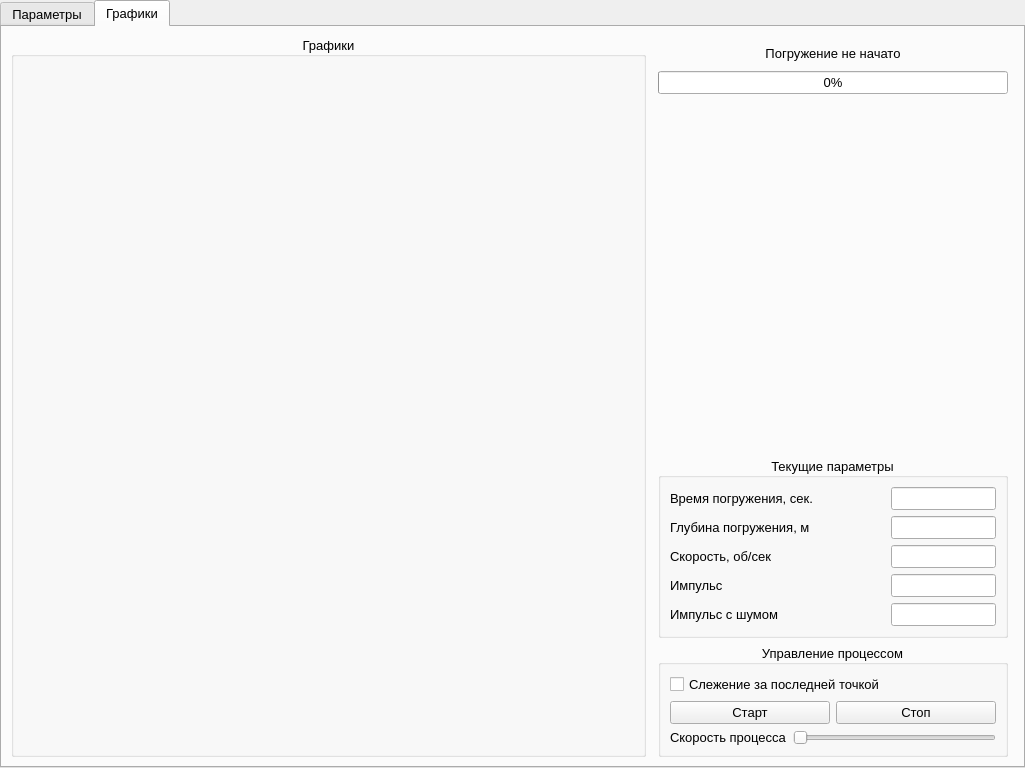
Old version of the form mainwindow.ui in the repository DvaMishkiLapa/xolm3.
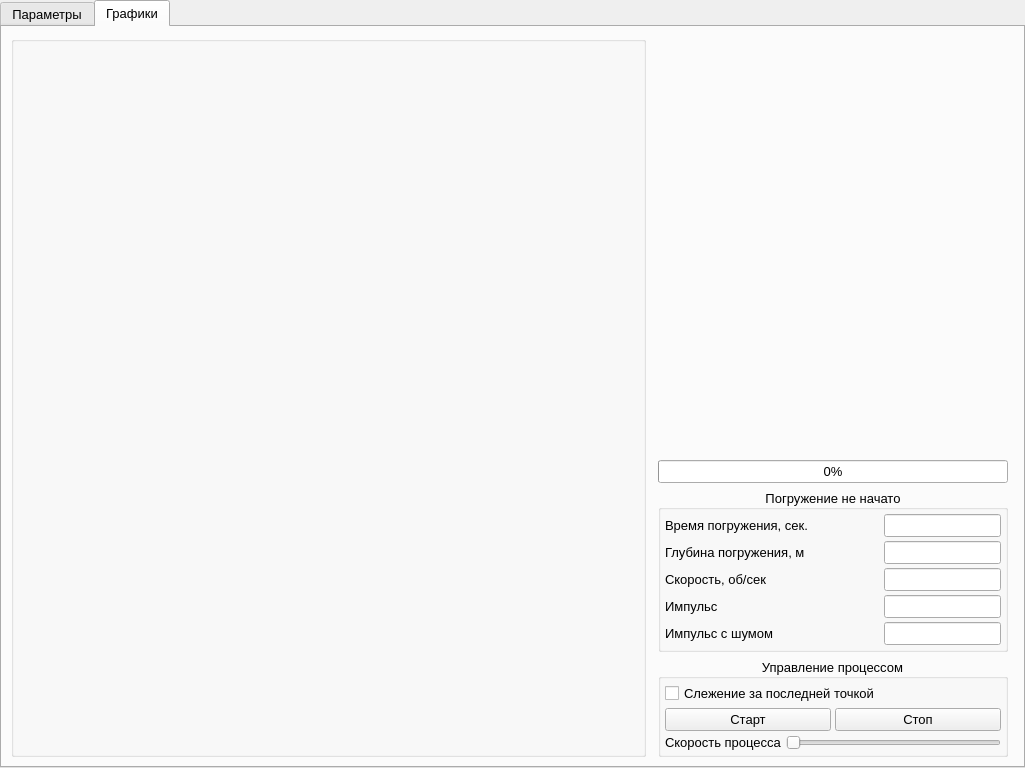
New version of the form. The open tabs and pages were chosen to show the change.

Commit message: Remove progress_status button :(

```diff
--- a/mainwindow.ui
+++ b/mainwindow.ui
@@ -44,6 +44,9 @@
     </property>
     <item>
      <widget class="QTabWidget" name="tabWidget">
+      <property name="layoutDirection">
+       <enum>Qt::LeftToRight</enum>
+      </property>
       <property name="currentIndex">
        <number>0</number>
       </property>
@@ -608,11 +611,14 @@
              </size>
             </property>
             <property name="title">
-             <string>Графики</string>
+             <string notr="true"/>
             </property>
             <property name="alignment">
              <set>Qt::AlignCenter</set>
             </property>
+            <property name="flat">
+             <bool>false</bool>
+            </property>
             <layout class="QVBoxLayout" name="draw_box_layout">
              <property name="spacing">
               <number>0</number>
@@ -649,55 +655,24 @@
            <number>0</number>
           </property>
           <item>
-           <widget class="QPushButton" name="progress_status">
-            <property name="text">
-             <string>Погружение не начато</string>
+           <spacer name="verticalSpacer_3">
+            <property name="orientation">
+             <enum>Qt::Vertical</enum>
             </property>
-            <property name="autoRepeat">
-             <bool>true</bool>
-            </property>
-            <property name="flat">
-             <bool>true</bool>
-            </property>
-           </widget>
-          </item>
-          <item>
-           <widget class="QProgressBar" name="progress_bar">
-            <property name="sizePolicy">
-             <sizepolicy hsizetype="Expanding" vsizetype="Fixed">
-              <horstretch>0</horstretch>
-              <verstretch>0</verstretch>
-             </sizepolicy>
-            </property>
-            <property name="maximumSize">
+            <property name="sizeHint" stdset="0">
              <size>
-              <width>350</width>
-              <height>16777215</height>
+              <width>20</width>
+              <height>40</height>
              </size>
             </property>
-            <property name="value">
-             <number>0</number>
-            </property>
-            <property name="alignment">
-             <set>Qt::AlignCenter</set>
-            </property>
-            <property name="textVisible">
-             <bool>true</bool>
-            </property>
-            <property name="orientation">
-             <enum>Qt::Horizontal</enum>
-            </property>
-            <property name="textDirection">
-             <enum>QProgressBar::TopToBottom</enum>
-            </property>
-           </widget>
+           </spacer>
           </item>
           <item>
            <layout class="QVBoxLayout" name="verticalLayout_10">
             <item>
              <widget class="QWidget" name="widged_pile_draw" native="true">
               <property name="sizePolicy">
-               <sizepolicy hsizetype="Minimum" vsizetype="Expanding">
+               <sizepolicy hsizetype="Fixed" vsizetype="Fixed">
                 <horstretch>0</horstretch>
                 <verstretch>0</verstretch>
                </sizepolicy>
@@ -705,13 +680,13 @@
               <property name="minimumSize">
                <size>
                 <width>345</width>
-                <height>370</height>
+                <height>340</height>
                </size>
               </property>
               <property name="maximumSize">
                <size>
-                <width>400</width>
-                <height>450</height>
+                <width>345</width>
+                <height>340</height>
                </size>
               </property>
              </widget>
@@ -732,7 +707,38 @@
            </spacer>
           </item>
           <item>
-           <widget class="QGroupBox" name="groupBox_5">
+           <widget class="QProgressBar" name="progress_bar">
+            <property name="sizePolicy">
+             <sizepolicy hsizetype="Expanding" vsizetype="Fixed">
+              <horstretch>0</horstretch>
+              <verstretch>0</verstretch>
+             </sizepolicy>
+            </property>
+            <property name="maximumSize">
+             <size>
+              <width>350</width>
+              <height>16777215</height>
+             </size>
+            </property>
+            <property name="value">
+             <number>0</number>
+            </property>
+            <property name="alignment">
+             <set>Qt::AlignCenter</set>
+            </property>
+            <property name="textVisible">
+             <bool>true</bool>
+            </property>
+            <property name="orientation">
+             <enum>Qt::Horizontal</enum>
+            </property>
+            <property name="textDirection">
+             <enum>QProgressBar::TopToBottom</enum>
+            </property>
+           </widget>
+          </item>
+          <item>
+           <widget class="QGroupBox" name="params_group_box">
             <property name="sizePolicy">
              <sizepolicy hsizetype="Minimum" vsizetype="Preferred">
               <horstretch>0</horstretch>
@@ -752,12 +758,27 @@
              </size>
             </property>
             <property name="title">
-             <string>Текущие параметры</string>
+             <string>Погружение не начато</string>
             </property>
             <property name="alignment">
              <set>Qt::AlignCenter</set>
             </property>
             <layout class="QVBoxLayout" name="verticalLayout_6">
+             <property name="spacing">
+              <number>4</number>
+             </property>
+             <property name="leftMargin">
+              <number>4</number>
+             </property>
+             <property name="topMargin">
+              <number>4</number>
+             </property>
+             <property name="rightMargin">
+              <number>4</number>
+             </property>
+             <property name="bottomMargin">
+              <number>4</number>
+             </property>
              <item>
               <layout class="QHBoxLayout" name="horizontalLayout_22">
                <item>
@@ -908,6 +929,21 @@
              <set>Qt::AlignCenter</set>
             </property>
             <layout class="QVBoxLayout" name="verticalLayout_8">
+             <property name="spacing">
+              <number>4</number>
+             </property>
+             <property name="leftMargin">
+              <number>4</number>
+             </property>
+             <property name="topMargin">
+              <number>4</number>
+             </property>
+             <property name="rightMargin">
+              <number>4</number>
+             </property>
+             <property name="bottomMargin">
+              <number>4</number>
+             </property>
              <item>
               <widget class="QCheckBox" name="tracking_toggle">
                <property name="text">
```
Left out of the diff: 1 changed line with no effect on the pictures. The commit also changes 2 other files.
